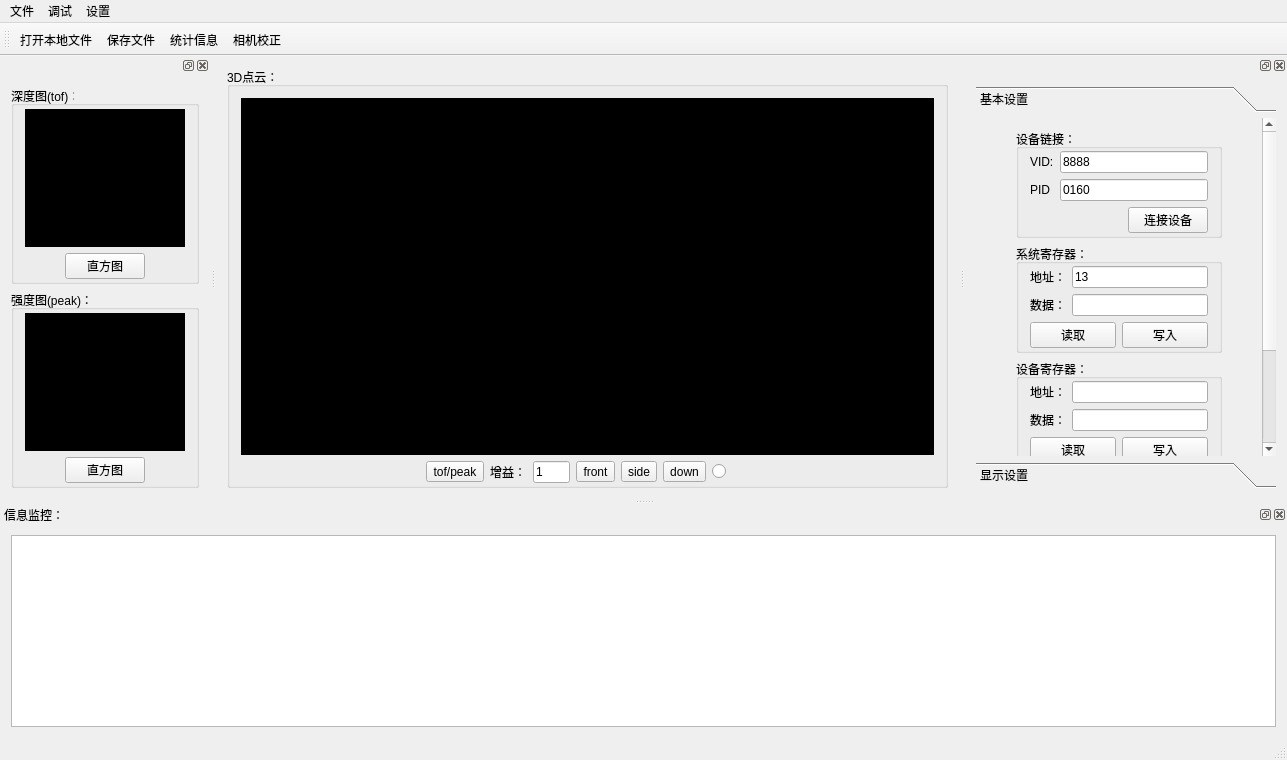
Old version of the form mainwindow.ui in the repository heathen557/VI4310.
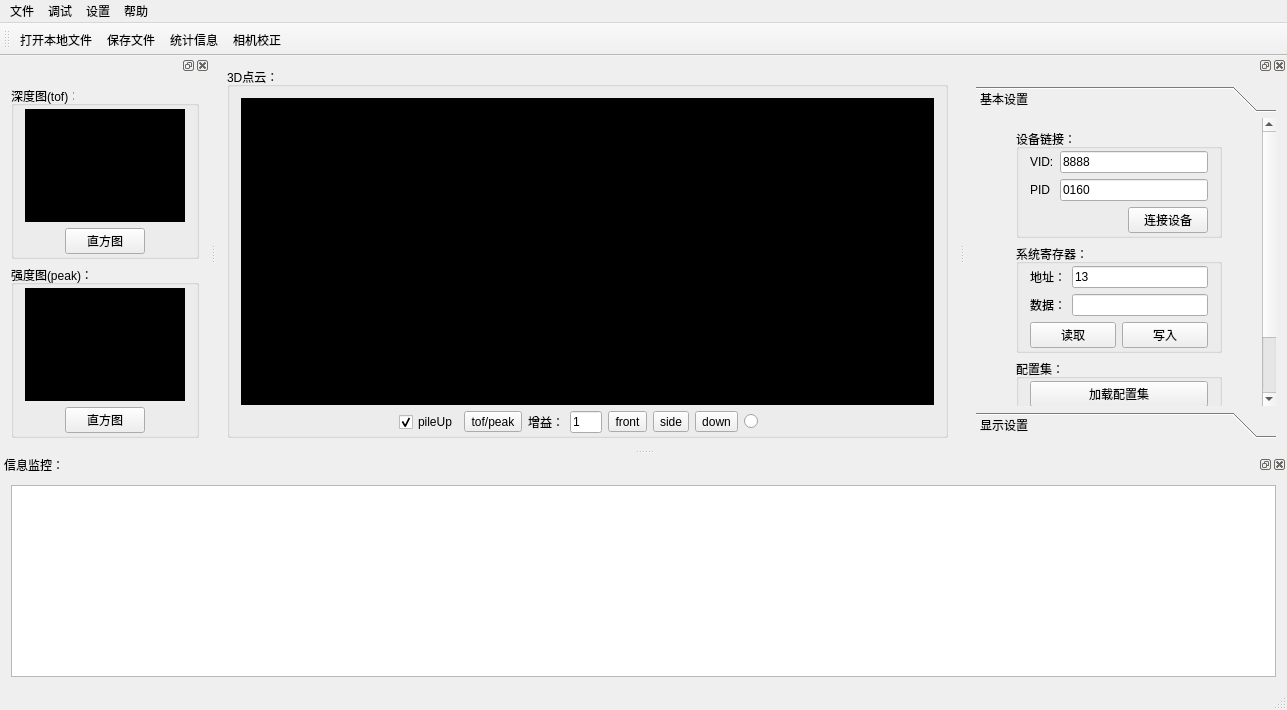
New version of the form. Icons and pictures are not drawn. Custom widgets are drawn as their Qt base class.

Commit message: 1、本地播放添加 pileUp  以及自动校准功能

```diff
--- a/mainwindow.ui
+++ b/mainwindow.ui
@@ -7,7 +7,7 @@
     <x>0</x>
     <y>0</y>
     <width>1287</width>
-    <height>760</height>
+    <height>710</height>
    </rect>
   </property>
   <property name="windowTitle">
@@ -36,7 +36,7 @@
         </widget>
        </item>
        <item row="1" column="0">
-        <layout class="QHBoxLayout" name="horizontalLayout" stretch="5,0,1,1,1,1,1,1,5">
+        <layout class="QHBoxLayout" name="horizontalLayout" stretch="5,0,0,1,1,1,1,1,1,5">
          <item>
           <spacer name="horizontalSpacer">
            <property name="orientation">
@@ -50,6 +50,16 @@
            </property>
           </spacer>
          </item>
+         <item>
+          <widget class="QCheckBox" name="pileUp_checkBox">
+           <property name="text">
+            <string>pileUp</string>
+           </property>
+           <property name="checked">
+            <bool>true</bool>
+           </property>
+          </widget>
+         </item>
          <item>
           <widget class="QToolButton" name="tof_peak_change_toolButton">
            <property name="text">
@@ -159,9 +169,16 @@
     </property>
     <addaction name="autoCalibration_action"/>
    </widget>
+   <widget class="QMenu" name="menu_4">
+    <property name="title">
+     <string>帮助</string>
+    </property>
+    <addaction name="about_action"/>
+   </widget>
    <addaction name="menu"/>
    <addaction name="menu_2"/>
    <addaction name="menu_3"/>
+   <addaction name="menu_4"/>
   </widget>
   <widget class="QToolBar" name="mainToolBar">
    <attribute name="toolBarArea">
@@ -349,7 +366,7 @@
           <x>0</x>
           <y>0</y>
           <width>300</width>
-          <height>480</height>
+          <height>430</height>
          </rect>
         </property>
         <attribute name="label">
@@ -533,67 +550,6 @@
              </layout>
             </widget>
            </item>
-           <item>
-            <widget class="QGroupBox" name="groupBox_9">
-             <property name="title">
-              <string>设备寄存器：</string>
-             </property>
-             <layout class="QGridLayout" name="gridLayout_12">
-              <property name="topMargin">
-               <number>2</number>
-              </property>
-              <property name="bottomMargin">
-               <number>2</number>
-              </property>
-              <item row="0" column="0">
-               <layout class="QHBoxLayout" name="horizontalLayout_12">
-                <item>
-                 <widget class="QLabel" name="label_6">
-                  <property name="text">
-                   <string>地址：</string>
-                  </property>
-                 </widget>
-                </item>
-                <item>
-                 <widget class="QLineEdit" name="lineEdit"/>
-                </item>
-               </layout>
-              </item>
-              <item row="1" column="0">
-               <layout class="QHBoxLayout" name="horizontalLayout_14">
-                <item>
-                 <widget class="QLabel" name="label_9">
-                  <property name="text">
-                   <string>数据：</string>
-                  </property>
-                 </widget>
-                </item>
-                <item>
-                 <widget class="QLineEdit" name="lineEdit_2"/>
-                </item>
-               </layout>
-              </item>
-              <item row="2" column="0">
-               <layout class="QHBoxLayout" name="horizontalLayout_15">
-                <item>
-                 <widget class="QPushButton" name="pushButton">
-                  <property name="text">
-                   <string>读取</string>
-                  </property>
-                 </widget>
-                </item>
-                <item>
-                 <widget class="QPushButton" name="pushButton_2">
-                  <property name="text">
-                   <string>写入</string>
-                  </property>
-                 </widget>
-                </item>
-               </layout>
-              </item>
-             </layout>
-            </widget>
-           </item>
            <item>
             <widget class="QGroupBox" name="groupBox_8">
              <property name="maximumSize">
```
Left out of the diff: 15 changed lines with no effect on the pictures. The commit also changes 19 other files.
